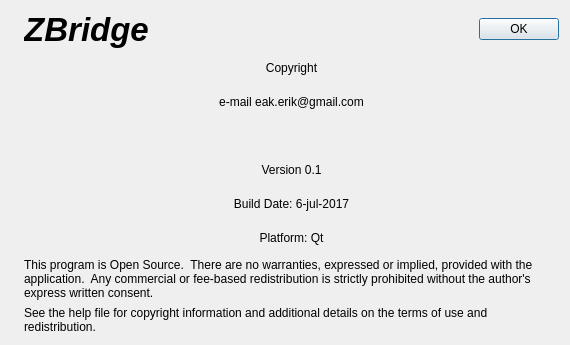
Qt form ZBridge/caboutdlg.ui (erik-knudsen/BridgeZ) before a commit.
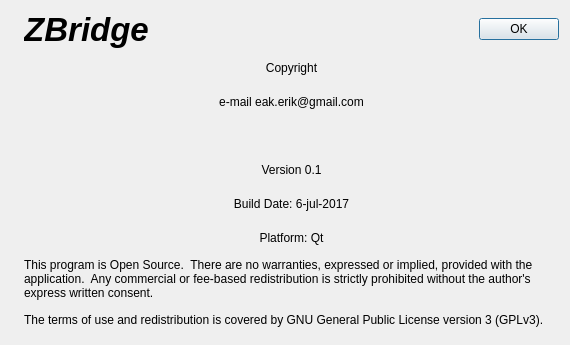
The same form after that commit. Icons and pictures are not drawn.

Commit message: GPLv3 text added and README text corrected.

```diff
--- a/ZBridge/caboutdlg.ui
+++ b/ZBridge/caboutdlg.ui
@@ -160,7 +160,7 @@
      <item>
       <widget class="QLabel" name="label_10">
        <property name="text">
-        <string>See the help file for copyright information and additional details on the terms of use and redistribution.</string>
+        <string>The terms of use and redistribution is covered by GNU General Public License version 3 (GPLv3).</string>
        </property>
        <property name="wordWrap">
         <bool>true</bool>
```
Left out of the diff: 6 changed lines with no effect on the pictures. The commit also changes 1 other file.
